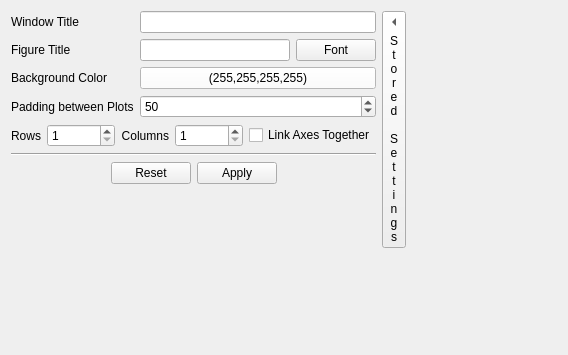
Old version of the form src/ui/Ui_FigureOptionsWidget.ui in the repository bbreslauer/PySciPlot.
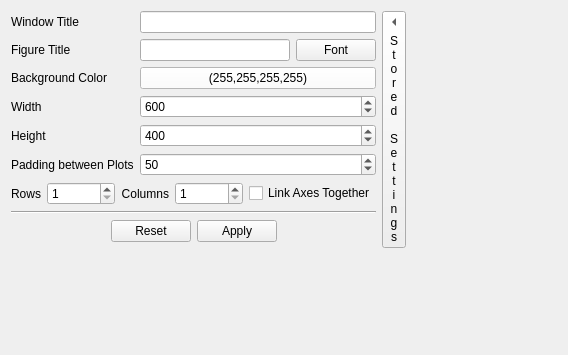
New version of the form. Custom widgets are drawn as their Qt base class.

Commit message:
Added width and height properties to the Figure.
Now able to resize plot, and have it immediately update the Figure settings.

Adding a wave to a table now puts it to the left of the clicked on wave, not to the right (or at 0).

Tick lengths now default to 8 (major) and 3 (minor).

Tick direction can now be in, out, or both.

Remove dist. btwn tick and label, as it is not used by pygraphene.

Added log plotting.

Removed point, pixel, y-all, pentagon, hexagon, diamond, thin diamond marker types.

```diff
--- a/src/ui/Ui_FigureOptionsWidget.ui
+++ b/src/ui/Ui_FigureOptionsWidget.ui
@@ -14,7 +14,7 @@
    <string>Form</string>
   </property>
   <layout class="QGridLayout" name="gridLayout">
-   <item row="4" column="0" colspan="3">
+   <item row="6" column="0" colspan="3">
     <layout class="QGridLayout" name="gridLayout_2">
      <item row="0" column="0">
       <widget class="QLabel" name="label_7">
@@ -179,14 +179,24 @@
      </property>
     </widget>
    </item>
-   <item row="3" column="0">
+   <item row="5" column="0">
     <widget class="QLabel" name="label_20">
      <property name="text">
       <string>Padding between Plots</string>
      </property>
     </widget>
    </item>
-   <item row="3" column="4">
+   <item row="5" column="1" colspan="2">
+    <widget class="QSpinBox" name="axesPadding">
+     <property name="maximum">
+      <number>1000</number>
+     </property>
+     <property name="value">
+      <number>50</number>
+     </property>
+    </widget>
+   </item>
+   <item row="5" column="4">
     <spacer name="horizontalSpacer">
      <property name="orientation">
       <enum>Qt::Horizontal</enum>
@@ -199,14 +209,14 @@
      </property>
     </spacer>
    </item>
-   <item row="5" column="0" colspan="3">
+   <item row="7" column="0" colspan="3">
     <widget class="Line" name="line_2">
      <property name="orientation">
       <enum>Qt::Horizontal</enum>
      </property>
     </widget>
    </item>
-   <item row="6" column="0" colspan="3">
+   <item row="8" column="0" colspan="3">
     <widget class="QDialogButtonBox" name="buttons">
      <property name="orientation">
       <enum>Qt::Horizontal</enum>
@@ -219,7 +229,7 @@
      </property>
     </widget>
    </item>
-   <item row="8" column="3">
+   <item row="10" column="3">
     <spacer name="verticalSpacer">
      <property name="orientation">
       <enum>Qt::Vertical</enum>
@@ -232,7 +242,7 @@
      </property>
     </spacer>
    </item>
-   <item row="0" column="3" rowspan="8">
+   <item row="0" column="3" rowspan="10">
     <widget class="QStoredSettingsButton" name="storedSettingsButton">
      <property name="sizePolicy">
       <sizepolicy hsizetype="Fixed" vsizetype="Expanding">
@@ -271,13 +281,43 @@
      </property>
     </widget>
    </item>
+   <item row="3" column="0">
+    <widget class="QLabel" name="label">
+     <property name="text">
+      <string>Width</string>
+     </property>
+    </widget>
+   </item>
+   <item row="4" column="0">
+    <widget class="QLabel" name="label_2">
+     <property name="text">
+      <string>Height</string>
+     </property>
+    </widget>
+   </item>
    <item row="3" column="1" colspan="2">
-    <widget class="QSpinBox" name="axesPadding">
+    <widget class="QSpinBox" name="width">
      <property name="maximum">
-      <number>1000</number>
+      <number>10000</number>
      </property>
+     <property name="singleStep">
+      <number>10</number>
+     </property>
      <property name="value">
-      <number>50</number>
+      <number>600</number>
+     </property>
+    </widget>
+   </item>
+   <item row="4" column="1" colspan="2">
+    <widget class="QSpinBox" name="height">
+     <property name="maximum">
+      <number>10000</number>
+     </property>
+     <property name="singleStep">
+      <number>10</number>
+     </property>
+     <property name="value">
+      <number>400</number>
      </property>
     </widget>
    </item>
@@ -296,6 +336,10 @@
   <zorder>buttons</zorder>
   <zorder>verticalSpacer</zorder>
   <zorder>storedSettingsButton</zorder>
+  <zorder>label</zorder>
+  <zorder>label_2</zorder>
+  <zorder>width</zorder>
+  <zorder>height</zorder>
  </widget>
  <customwidgets>
   <customwidget>
```
The commit also changes 11 other files.
